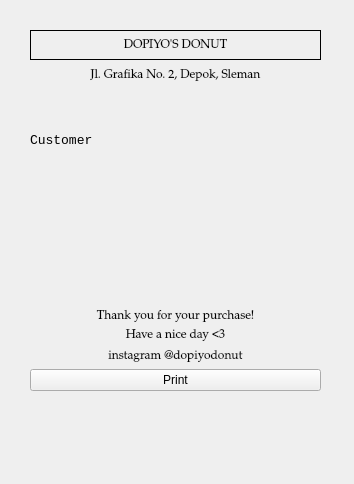
ayeshnabiha/Jualan-Donat, file nota.ui: the form before one commit.
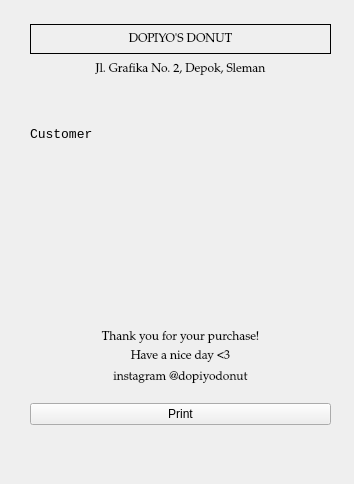
The form after the commit.

```diff
--- a/nota.ui
+++ b/nota.ui
@@ -19,12 +19,24 @@
   <property name="windowTitle">
    <string>Form</string>
   </property>
-  <widget class="QWidget" name="verticalLayoutWidget_2">
+  <widget class="QWidget" name="verticalLayoutWidget">
    <property name="geometry">
     <rect>
      <x>30</x>
-     <y>30</y>
-     <width>291</width>
+     <y>24</y>
+     <width>301</width>
+     <height>401</height>
+    </rect>
+   </property>
+   <layout class="QVBoxLayout" name="verticalLayout_3">
+    <item>
+     <widget class="QWidget" name="widget_Print" native="true">
+      <widget class="QWidget" name="verticalLayoutWidget_2">
+       <property name="geometry">
+        <rect>
+         <x>0</x>
+         <y>0</y>
+         <width>301</width>
      <height>361</height>
     </rect>
    </property>
@@ -339,6 +351,10 @@
       <property name="alignment">
        <set>Qt::AlignmentFlag::AlignCenter</set>
       </property>
+         </widget>
+        </item>
+       </layout>
+      </widget>
      </widget>
     </item>
     <item>
```
Lines whose indentation alone changed are shown as unchanged.
